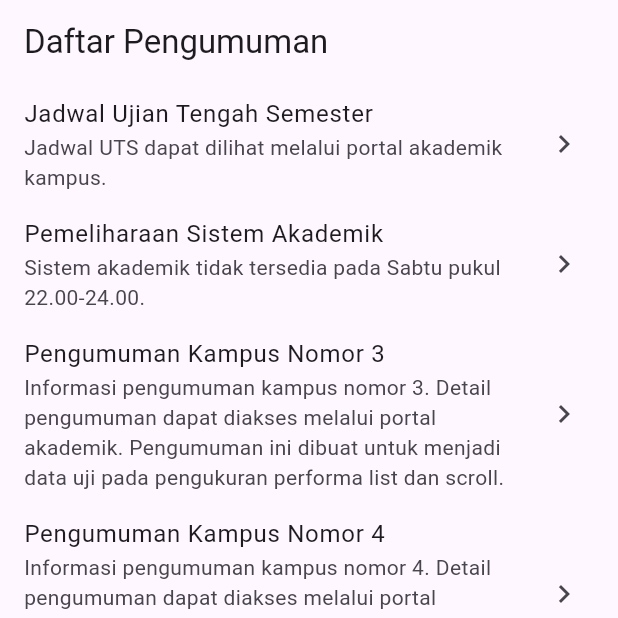
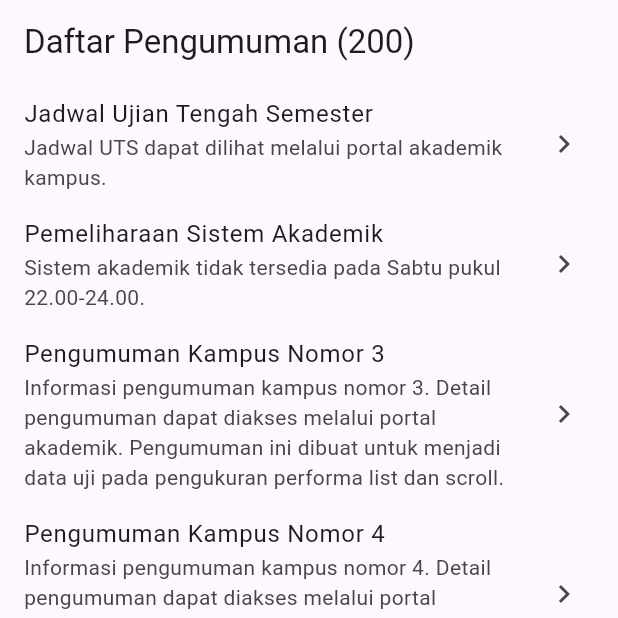
Before and after one commit to fitraadhim/244107020089-mobile-course, a Flutter app: the AnnouncementsPage screen opened by its route, on a phone screen of 412 x 824 dp, the top half of it. Run offline on Flutter 3.47's test engine with Material 3 defaults, Android fonts, the phone set to English and light mode, and no system bars; our stand-ins replace dio, firebase_core, firebase_messaging, flutter_local_notifications, flutter_riverpod, flutter_secure_storage and 3 more; accounts and stored records are empty; network calls fail.

Commit message:
perf(announcements): persempit scope rebuild halaman daftar

```diff
--- a/Minggu11/campus_notify/lib/features/announcements/presentation/pages/announcements_page.dart
+++ b/Minggu11/campus_notify/lib/features/announcements/presentation/pages/announcements_page.dart
@@ -4,6 +4,7 @@ import 'package:go_router/go_router.dart';
 
 import '../../../../core/failures.dart';
 import '../../../../routes.dart';
+import '../../domain/entities/announcement.dart';
 import '../providers/announcements_provider.dart';
 
 class AnnouncementsPage extends ConsumerWidget {
@@ -11,31 +12,87 @@ class AnnouncementsPage extends ConsumerWidget {
 
   @override
   Widget build(BuildContext context, WidgetRef ref) {
+    return Scaffold(
+      appBar: AppBar(title: const _AnnouncementsTitle()),
+      // Isi daftar dipisah menjadi widget sendiri supaya perubahan state
+      // provider hanya membangun ulang isi list, bukan Scaffold + AppBar +
+      // RefreshIndicator sekaligus.
+      body: const _AnnouncementsBody(),
+    );
+  }
+}
+
+/// Judul app bar hanya butuh jumlah pengumuman. `select` membuat widget ini
+/// dibangun ulang hanya bila jumlahnya berubah, bukan setiap kali data
+/// pengumuman berubah.
+class _AnnouncementsTitle extends ConsumerWidget {
+  const _AnnouncementsTitle();
+
+  @override
+  Widget build(BuildContext context, WidgetRef ref) {
+    final count = ref.watch(
+      announcementsProvider.select((state) => state.value?.length ?? 0),
+    );
+    return Text(
+      count == 0 ? 'Daftar Pengumuman' : 'Daftar Pengumuman ($count)',
+    );
+  }
+}
+
+class _AnnouncementsBody extends ConsumerWidget {
+  const _AnnouncementsBody();
+
+  @override
+  Widget build(BuildContext context, WidgetRef ref) {
     final state = ref.watch(announcementsProvider);
 
-    return Scaffold(
-      appBar: AppBar(title: const Text('Daftar Pengumuman')),
-      body: state.when(
+    return state.when(
+      // Saat daftar di-refresh, isi lama tetap tampil (tidak ada kedipan
+      // spinner layar penuh); data baru menggantikan begitu tiba.
+      skipLoadingOnReload: true,
       loading: () => const Center(child: CircularProgressIndicator()),
       error: (error, _) => Center(child: Text(failureMessage(error))),
       data: (announcements) => RefreshIndicator(
-          onRefresh: () => ref.refresh(announcementsProvider.future),
+        onRefresh: () async {
+          // Pull-to-refresh selalu mengambil data terbaru dari jaringan,
+          // lalu provider di-invalidate supaya UI memakai data baru.
+          await ref.read(getAnnouncementsProvider).call(forceRefresh: true);
+          ref.invalidate(announcementsProvider);
+        },
         child: ListView.builder(
           itemCount: announcements.length,
+          // Item stateless, jadi tidak perlu kept alive saat keluar layar.
+          addAutomaticKeepAlives: false,
           itemBuilder: (context, index) {
             final announcement = announcements[index];
-              return ListTile(
-                title: Text(announcement.title),
-                subtitle: Text(announcement.body),
-                trailing: const Icon(Icons.chevron_right),
-                onTap: () => context.go(
-                  AppRoutes.announcementById(announcement.id),
-                ),
+            return AnnouncementTile(
+              key: ValueKey(announcement.id),
+              announcement: announcement,
             );
           },
-          ),
         ),
       ),
     );
   }
 }
+
+/// Satu baris daftar dipisah ke widget immutable: saat daftar dibangun ulang
+/// (mis. setelah pull-to-refresh) element yang sama dipakai ulang lewat
+/// ValueKey, sehingga tidak semua baris dibangun dari nol.
+class AnnouncementTile extends StatelessWidget {
+  const AnnouncementTile({required this.announcement, super.key});
+
+  final Announcement announcement;
+
+  @override
+  Widget build(BuildContext context) {
+    return ListTile(
+      title: Text(announcement.title),
+      subtitle: Text(announcement.body),
+      trailing: const Icon(Icons.chevron_right),
+      onTap: () => context.push(
+        AppRoutes.announcementById(announcement.id),
+      ),
+    );
+  }
+}
```
Lines whose indentation alone changed are shown as unchanged.
